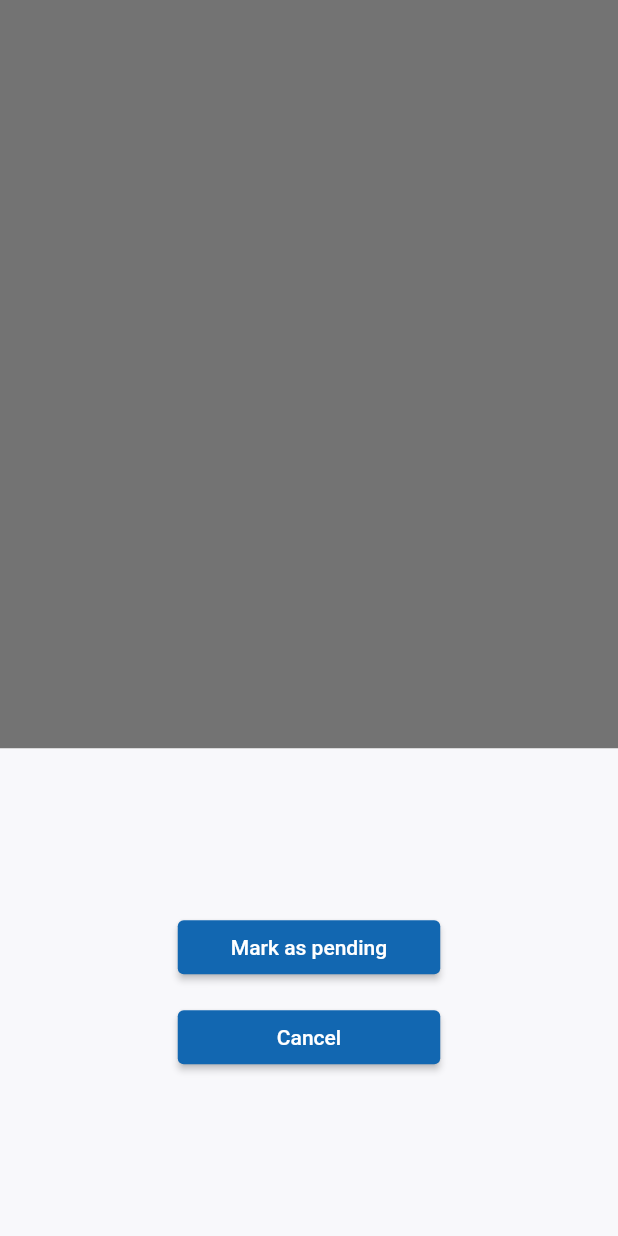
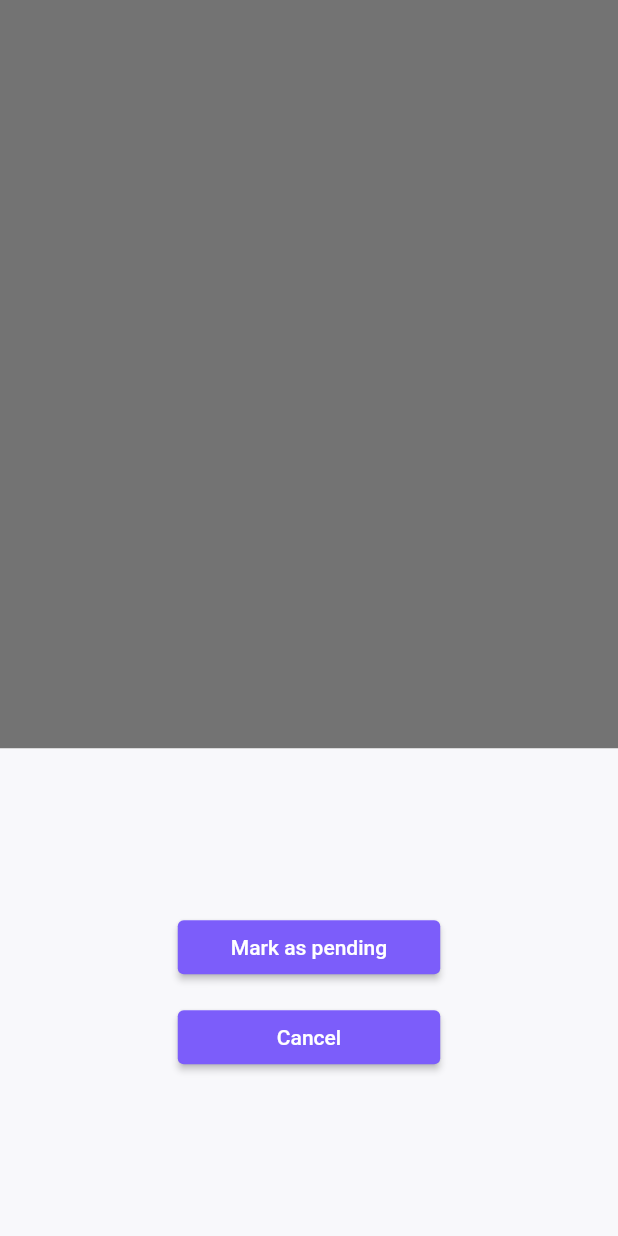
Before and after one commit to kwe92/Invoice-App-Flutter, a Flutter app: what modal() shows on an empty page, opened directly with empty values, on a phone screen of 412 x 824 dp. Run offline on Flutter 3.47's test engine with Material 2 defaults, Android fonts, the phone set to English and light mode, and no system bars; our stand-ins replace cloud_firestore, firebase_auth, firebase_core, flutter_svg, get_it, go_router and 1 more; missing offline and left inert: dart:ffi, firebase_ui_auth; accounts and stored records are empty.

Commit message:
refact: changed button color to purple0

```diff
--- a/lib/src/features/view_invoice/presentation/mark_as_paid_modal.dart
+++ b/lib/src/features/view_invoice/presentation/mark_as_paid_modal.dart
@@ -7,14 +7,12 @@ import 'package:invoiceapp/theme/source_of_truth.dart';
 import 'package:invoiceapp/theme/theme.dart';
 
 class MarkAsPaidmodal {
-  static void modal(BuildContext context, InvoiceFormModel invoice) =>
-      showModalBottomSheet<void>(
+  static void modal(BuildContext context, InvoiceFormModel invoice) => showModalBottomSheet<void>(
         context: context,
         builder: (BuildContext context) {
           const pending = 'pending';
           const paid = 'paid';
-          final buttonStyle = ElevatedButton.styleFrom(
-              backgroundColor: CustomTheme.otherColors['blue0']);
+          final buttonStyle = ElevatedButton.styleFrom(backgroundColor: CustomTheme.otherColors['purple0']);
           return Container(
             height: 325,
             color: CustomTheme.lightColors['shade3'],
@@ -24,9 +22,7 @@ class MarkAsPaidmodal {
                 mainAxisSize: MainAxisSize.min,
                 children: <Widget>[
                   ModalButton(
-                    text: invoice.status == pending
-                        ? const Text('Mark as $paid')
-                        : const Text('Mark as $pending'),
+                    text: invoice.status == pending ? const Text('Mark as $paid') : const Text('Mark as $pending'),
                     style: buttonStyle,
                     onPressed: () async {
                       invoice.status == pending
```
